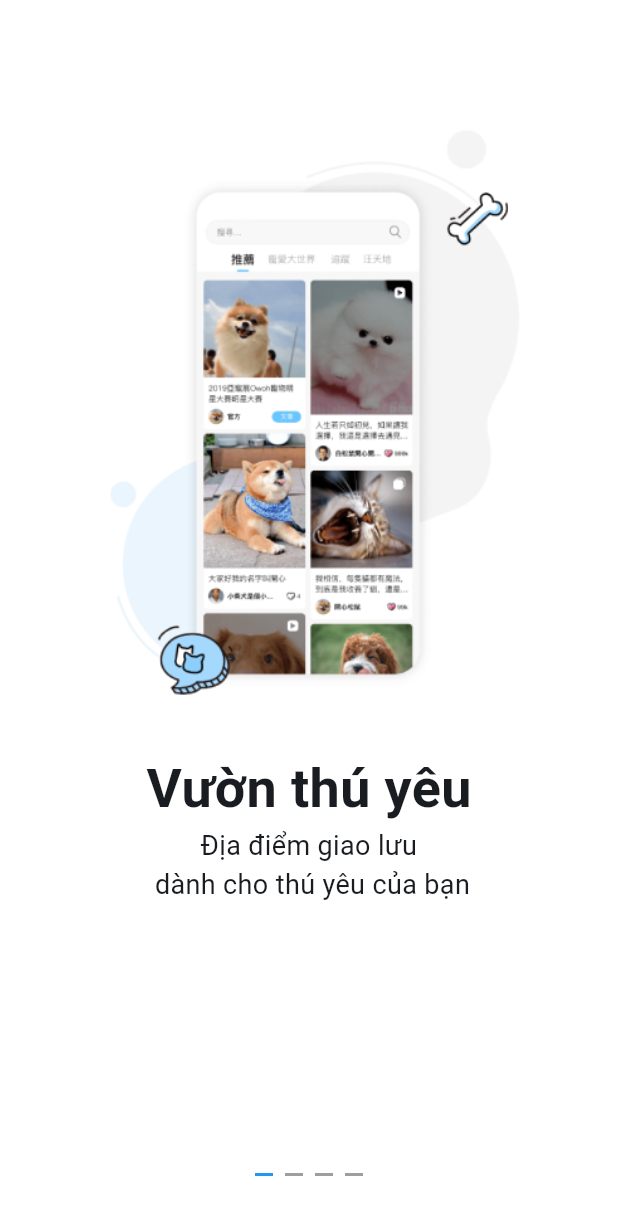
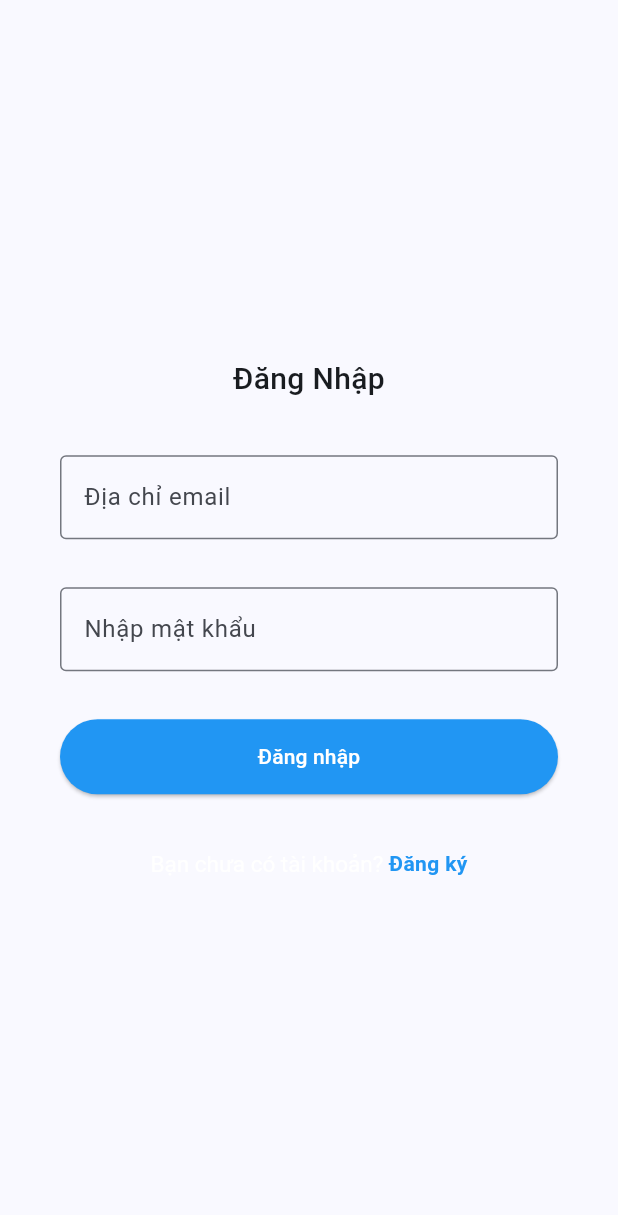
Before and after one commit to mchien2002/pet-social-network, a Flutter app: the screen it shows after launch, on a phone screen of 412 x 824 dp. Shown: the top 1215 px of the screen. Run offline on Flutter 3.47's test engine with Material 3 defaults, Android fonts, the light colour scheme and no system bars; our stand-ins replace cloud_firestore, image_picker, swipe_cards; missing offline and left inert: flutter_reaction_button; accounts and stored records are empty.

Commit message:
btap tuan 6

```diff
--- a/lib/main.dart
+++ b/lib/main.dart
@@ -1,10 +1,10 @@
-import 'package:firebase_core/firebase_core.dart';
 import 'package:flutter/material.dart';
+import 'package:tutorialpage/pages/auth/login_page.dart';
 import 'package:tutorialpage/pages/splashs/splash_page.dart';
 
 void main() async {
   WidgetsFlutterBinding.ensureInitialized();
-  await Firebase.initializeApp();
+  // await Firebase.initializeApp();
   runApp(const MyApp());
 }
 
@@ -21,7 +21,7 @@ class MyApp extends StatelessWidget {
         colorScheme: ColorScheme.fromSeed(seedColor: const Color(0xff4890FB)),
         useMaterial3: true,
       ),
-      home: const SplashPage(),
+      home: const LoginPage(),
     );
   }
 }
--- /dev/null
+++ b/lib/pages/auth/login_page.dart
@@ -0,0 +1,91 @@
+import 'package:flutter/material.dart';
+
+class LoginPage extends StatefulWidget {
+  const LoginPage({super.key});
+
+  @override
+  State<LoginPage> createState() => _LoginPageState();
+}
+
+class _LoginPageState extends State<LoginPage> {
+  @override
+  Widget build(BuildContext context) {
+    return Scaffold(
+      body: Column(
+        mainAxisAlignment: MainAxisAlignment.center,
+        children: [
+          const Center(
+            child: Text(
+              "Đăng Nhập",
+              style: TextStyle(fontSize: 20, fontWeight: FontWeight.w500),
+            ),
+          ),
+          const SizedBox(
+            height: 20,
+          ),
+          const Padding(
+            padding: EdgeInsets.symmetric(horizontal: 40, vertical: 16),
+            child: TextField(
+              decoration: InputDecoration(
+                border: OutlineInputBorder(),
+                hintText: 'Địa chỉ email',
+              ),
+            ),
+          ),
+          const Padding(
+            padding: EdgeInsets.symmetric(horizontal: 40, vertical: 16),
+            child: TextField(
+              obscureText: true,
+              enableSuggestions: false,
+              autocorrect: false,
+              decoration: InputDecoration(
+                border: OutlineInputBorder(),
+                hintText: 'Nhập mật khẩu',
+              ),
+            ),
+          ),
+          Padding(
+            padding: const EdgeInsets.symmetric(horizontal: 40, vertical: 16),
+            child: ElevatedButton(
+              onPressed: () {},
+              style: ElevatedButton.styleFrom(
+                foregroundColor: Colors.white,
+                backgroundColor: Colors.blue,
+                minimumSize: Size(MediaQuery.of(context).size.width, 50.0),
+              ),
+              child: const Padding(
+                padding: EdgeInsets.symmetric(horizontal: 24.0, vertical: 12.0),
+                child: Text('Đăng nhập'),
+              ),
+            ),
+          ),
+          const SizedBox(
+            height: 20,
+          ),
+          RichText(
+            text: TextSpan(
+              text: 'Bạn chưa có tài khoản? ',
+              style: const TextStyle(fontSize: 15),
+              children: [
+                WidgetSpan(
+                  child: InkWell(
+                    onTap: () {
+                      // Xử lý khi bấm vào "Đăng ký"
+                    },
+                    child: const Text(
+                      'Đăng ký',
+                      style: TextStyle(
+                        color: Colors.blue,
+                        fontWeight: FontWeight.bold,
+                      ),
+                    ),
+                  ),
+                ),
+              ],
+            ),
+          )
+        ],
+      ),
+    );
+  }
+}
--- a/pubspec.yaml
+++ b/pubspec.yaml
@@ -39,7 +39,7 @@ dependencies:
   image_picker: ^1.0.1
   draggable_bottom_sheet: ^1.0.2
   swipe_cards: ^2.0.0+1
-  firebase_core: ^2.15.0
+  # firebase_core: ^2.15.0
   cloud_firestore: ^4.8.4
   flutter_reaction_button: ^2.0.1+2
 
```
Also changed, not shown: lib/pages/auth/signup_page.dart (added, +84 -0 lines), pubspec.lock, 8 other files.
